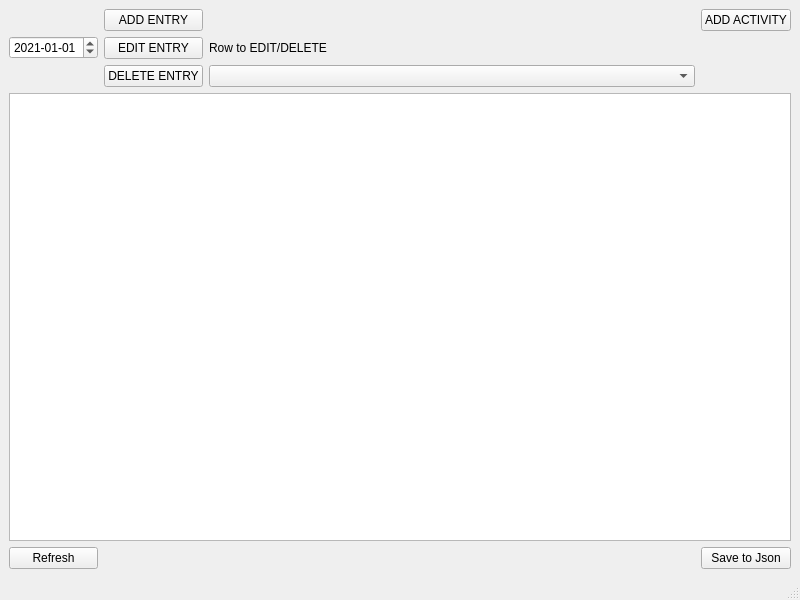
First picture: the form in mainwindow.ui, repository Suliaman46/Suliaman46-EGUI-TASK1-TRS, before the edit.
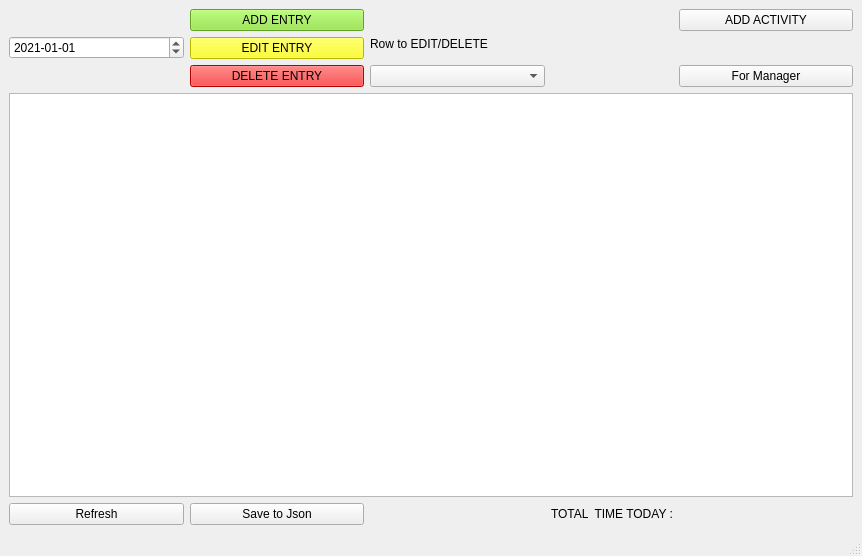
Second picture: the form after the edit.

Commit message: Added Manager Functionality(Table/Editing).

Diff of the .ui file:
```diff
--- a/mainwindow.ui
+++ b/mainwindow.ui
@@ -6,8 +6,8 @@
    <rect>
     <x>0</x>
     <y>0</y>
-    <width>800</width>
-    <height>600</height>
+    <width>862</width>
+    <height>556</height>
    </rect>
   </property>
   <property name="windowTitle">
@@ -15,7 +15,14 @@
   </property>
   <widget class="QWidget" name="centralwidget">
    <layout class="QGridLayout" name="gridLayout">
-    <item row="0" column="0" rowspan="2">
+    <item row="5" column="0">
+     <widget class="QPushButton" name="refreshTblBtn">
+      <property name="text">
+       <string>Refresh</string>
+      </property>
+     </widget>
+    </item>
+    <item row="0" column="0" rowspan="4">
      <widget class="QDateEdit" name="dateEdit">
       <property name="displayFormat">
        <string>yyyy-MM-dd</string>
@@ -29,10 +36,31 @@
       </property>
      </widget>
     </item>
-    <item row="0" column="1" rowspan="2">
+    <item row="5" column="1">
+     <widget class="QPushButton" name="saveJsonBtn">
+      <property name="text">
+       <string>Save to Json</string>
+      </property>
+     </widget>
+    </item>
+    <item row="5" column="4">
+     <widget class="QLabel" name="label_totalTIme">
+      <property name="styleSheet">
+       <string notr="true"/>
+      </property>
+      <property name="text">
+       <string/>
+      </property>
+     </widget>
+    </item>
+    <item row="0" column="1" rowspan="4">
      <layout class="QVBoxLayout" name="verticalLayout">
       <item>
        <widget class="QPushButton" name="addEntryBtn">
+        <property name="styleSheet">
+         <string notr="true">background-color: rgb(138, 226, 52);
+border-color:rgb(78, 154, 6)</string>
+        </property>
         <property name="text">
          <string>ADD ENTRY</string>
         </property>
@@ -40,6 +68,11 @@
       </item>
       <item>
        <widget class="QPushButton" name="editEntryBtn">
+        <property name="styleSheet">
+         <string notr="true">background-color: yellow;
+border-color: rgb(196, 160, 0);
+</string>
+        </property>
         <property name="text">
          <string>EDIT ENTRY</string>
         </property>
@@ -47,6 +80,10 @@
       </item>
       <item>
        <widget class="QPushButton" name="deleteEntryBtn">
+        <property name="styleSheet">
+         <string notr="true">background-color: red;
+border-color: rgb(164, 0, 0);</string>
+        </property>
         <property name="text">
          <string>DELETE ENTRY</string>
         </property>
@@ -54,7 +91,7 @@
       </item>
      </layout>
     </item>
-    <item row="2" column="0" colspan="4">
+    <item row="4" column="0" colspan="5">
      <widget class="QTableView" name="dailyActivitiesTbl">
       <property name="sizePolicy">
        <sizepolicy hsizetype="Expanding" vsizetype="Expanding">
@@ -64,14 +101,20 @@
       </property>
      </widget>
     </item>
-    <item row="3" column="3">
-     <widget class="QPushButton" name="saveJsonBtn">
+    <item row="5" column="3">
+     <widget class="QLabel" name="label_totalTimeDesc">
+      <property name="sizePolicy">
+       <sizepolicy hsizetype="Fixed" vsizetype="Preferred">
+        <horstretch>0</horstretch>
+        <verstretch>0</verstretch>
+       </sizepolicy>
+      </property>
       <property name="text">
-       <string>Save to Json</string>
+       <string>TOTAL  TIME TODAY :</string>
       </property>
      </widget>
     </item>
-    <item row="0" column="3">
+    <item row="0" column="4">
      <widget class="QPushButton" name="addActivityBtn">
       <property name="text">
        <string>ADD ACTIVITY</string>
@@ -79,33 +122,35 @@
      </widget>
     </item>
     <item row="1" column="2">
-     <layout class="QVBoxLayout" name="verticalLayout_2">
-      <item>
        <widget class="QLabel" name="label">
         <property name="text">
          <string>Row to EDIT/DELETE</string>
         </property>
        </widget>
       </item>
-      <item>
+    <item row="3" column="2">
        <widget class="QComboBox" name="comboBox_rowNum">
         <property name="sizePolicy">
-         <sizepolicy hsizetype="Expanding" vsizetype="Fixed">
+       <sizepolicy hsizetype="Preferred" vsizetype="Fixed">
           <horstretch>0</horstretch>
           <verstretch>0</verstretch>
          </sizepolicy>
         </property>
+      <property name="minimumSize">
+       <size>
+        <width>0</width>
+        <height>0</height>
+       </size>
+      </property>
         <property name="currentText">
          <string/>
         </property>
        </widget>
       </item>
-     </layout>
-    </item>
-    <item row="3" column="0">
-     <widget class="QPushButton" name="refreshTblBtn">
+    <item row="3" column="4">
+     <widget class="QPushButton" name="managerBtn">
       <property name="text">
-       <string>Refresh</string>
+       <string>For Manager</string>
       </property>
      </widget>
     </item>
```
Left out of the diff: 2 changed lines with no effect on the pictures. Lines whose indentation alone changed are shown as unchanged. The commit also changes 20 other files.
